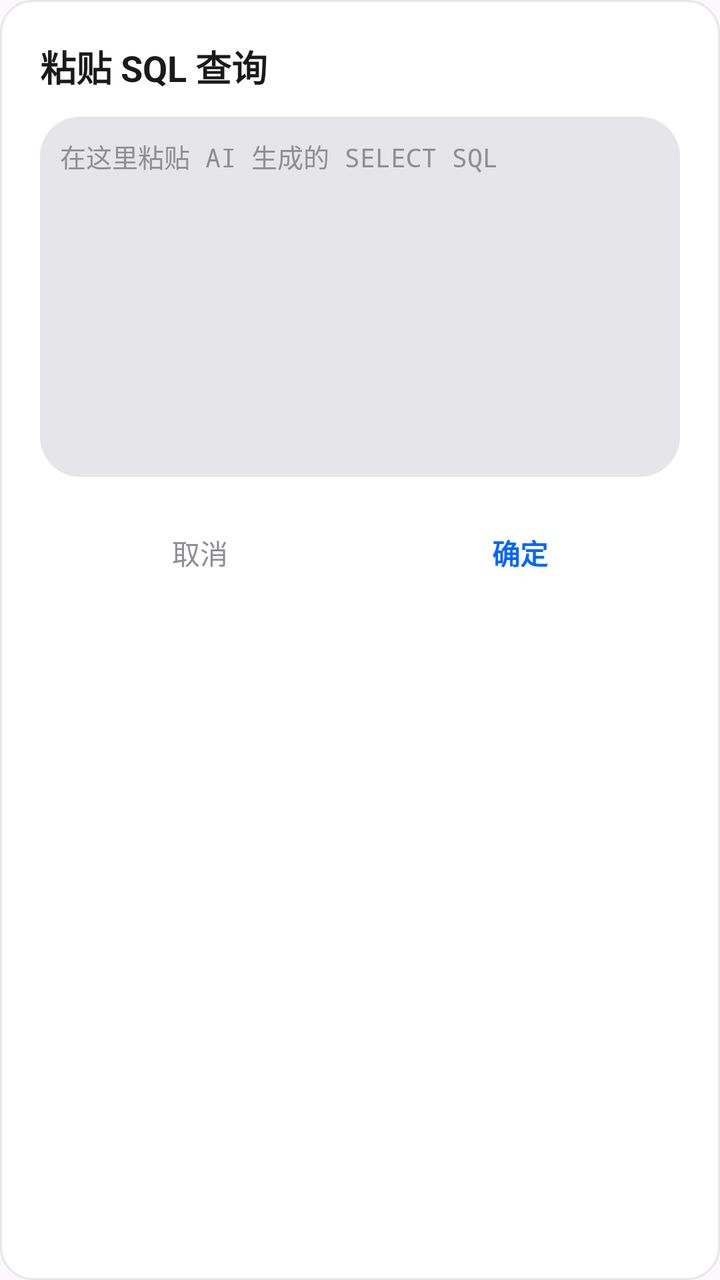
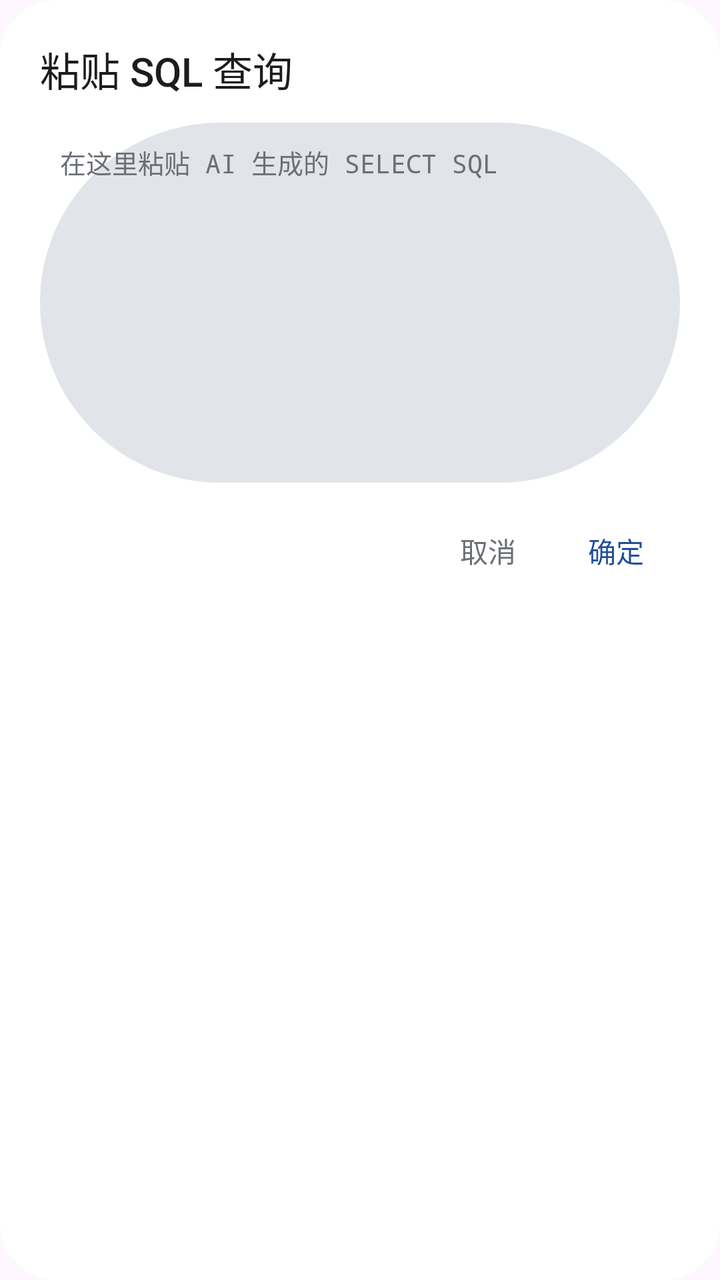

Screens rendered from an Android XML layout before and after an edit, with the pre-edit source and the edit as a unified diff.
<!-- AndroidManifest.xml: application theme Theme.TransitU -->
<!-- res/layout/dialog_sql_input.xml -->
<?xml version="1.0" encoding="utf-8"?>
<LinearLayout xmlns:android="http://schemas.android.com/apk/res/android"
    android:id="@+id/dialogSqlContent"
    android:layout_width="match_parent"
    android:layout_height="wrap_content"
    android:orientation="vertical"
    android:padding="20dp"
    android:background="@drawable/bg_content_card">

    <TextView
        android:id="@+id/dialogSqlTitle"
        android:layout_width="match_parent"
        android:layout_height="wrap_content"
        android:text="粘贴 SQL 查询"
        android:textColor="#1A1A1A"
        android:textSize="18sp"
        android:textStyle="bold"
        android:layout_marginBottom="12dp" />

    <EditText
        android:id="@+id/dialogSqlInput"
        android:layout_width="match_parent"
        android:layout_height="180dp"
        android:minHeight="140dp"
        android:gravity="top|start"
        android:hint="在这里粘贴 AI 生成的 SELECT SQL"
        android:inputType="textMultiLine|textNoSuggestions"
        android:scrollbars="vertical"
        android:textColor="#1A1A1A"
        android:textColorHint="#8E8E93"
        android:textSize="13sp"
        android:fontFamily="monospace"
        android:padding="10dp"
        android:background="@drawable/bg_chip_default" />

    <LinearLayout
        android:layout_width="match_parent"
        android:layout_height="wrap_content"
        android:orientation="horizontal"
        android:gravity="center_vertical"
        android:layout_marginTop="14dp">

        <TextView
            android:id="@+id/dialogSqlCancel"
            android:layout_width="0dp"
            android:layout_height="48dp"
            android:layout_weight="1"
            android:gravity="center"
            android:text="取消"
            android:textColor="#8E8E93"
            android:textSize="14sp"
            android:clickable="true"
            android:focusable="true" />

        <TextView
            android:id="@+id/dialogSqlConfirm"
            android:layout_width="0dp"
            android:layout_height="48dp"
            android:layout_weight="1"
            android:gravity="center"
            android:text="确定"
            android:textColor="#0066FF"
            android:textSize="14sp"
            android:textStyle="bold"
            android:clickable="true"
            android:focusable="true" />
    </LinearLayout>
</LinearLayout>
<!-- resources referenced by this layout -->
<resources>
  <!-- drawable bg_chip_default (drawable) -->
  <?xml version="1.0" encoding="utf-8"?>
  <shape xmlns:android="http://schemas.android.com/apk/res/android">
      <solid android:color="#E5E5EA" />
      <corners android:radius="20dp" />
  </shape>
  <!-- drawable bg_content_card (drawable) -->
  <?xml version="1.0" encoding="utf-8"?>
  <shape xmlns:android="http://schemas.android.com/apk/res/android">
      <solid android:color="#FFFFFF" />
      <corners android:radius="16dp" />
      <stroke android:width="1dp" android:color="#E5E5EA" />
  </shape>
  <style name="Theme.TransitU" parent="Theme.Material3.DayNight.NoActionBar">
          
          <item name="android:textSelectHandle">@drawable/tu_text_select_handle_middle</item>
          <item name="android:textSelectHandleLeft">@drawable/tu_text_select_handle_left</item>
          <item name="android:textSelectHandleRight">@drawable/tu_text_select_handle_right</item>
  
          
          <item name="android:textColorHighlight">@color/m3_highlighted_text</item>
      </style>
  <!-- drawable tu_text_select_handle_middle (drawable) -->
  <?xml version="1.0" encoding="utf-8"?>
  <bitmap xmlns:android="http://schemas.android.com/apk/res/android"
      android:src="@drawable/abc_text_select_handle_middle_mtrl"
      android:tint="?attr/colorPrimary"
      android:tintMode="src_in" />
  <!-- drawable tu_text_select_handle_left (drawable) -->
  <?xml version="1.0" encoding="utf-8"?>
  <bitmap xmlns:android="http://schemas.android.com/apk/res/android"
      android:src="@drawable/abc_text_select_handle_left_mtrl"
      android:tint="?attr/colorPrimary"
      android:tintMode="src_in" />
  <!-- drawable tu_text_select_handle_right (drawable) -->
  <?xml version="1.0" encoding="utf-8"?>
  <bitmap xmlns:android="http://schemas.android.com/apk/res/android"
      android:src="@drawable/abc_text_select_handle_right_mtrl"
      android:tint="?attr/colorPrimary"
      android:tintMode="src_in" />
</resources>

<!-- the commit's change to res/layout/dialog_sql_input.xml (unified diff, before → after) -->
@@ -5,17 +5,17 @@
     android:layout_height="wrap_content"
     android:orientation="vertical"
     android:padding="20dp"
-    android:background="@drawable/bg_content_card">
+    android:background="@drawable/bg_dialog">
 
     <TextView
         android:id="@+id/dialogSqlTitle"
         android:layout_width="match_parent"
         android:layout_height="wrap_content"
         android:text="粘贴 SQL 查询"
-        android:textColor="#1A1A1A"
-        android:textSize="18sp"
-        android:textStyle="bold"
-        android:layout_marginBottom="12dp" />
+        android:textColor="@color/ink"
+        android:textSize="20sp"
+        android:layout_marginBottom="12dp"
+        android:fontFamily="sans-serif-medium" />
 
     <EditText
         android:id="@+id/dialogSqlInput"
@@ -26,8 +26,8 @@
         android:hint="在这里粘贴 AI 生成的 SELECT SQL"
         android:inputType="textMultiLine|textNoSuggestions"
         android:scrollbars="vertical"
-        android:textColor="#1A1A1A"
-        android:textColorHint="#8E8E93"
+        android:textColor="@color/ink"
+        android:textColorHint="@color/ink_3"
         android:textSize="13sp"
         android:fontFamily="monospace"
         android:padding="10dp"
@@ -37,32 +37,39 @@
         android:layout_width="match_parent"
         android:layout_height="wrap_content"
         android:orientation="horizontal"
-        android:gravity="center_vertical"
+        android:gravity="end|center_vertical"
         android:layout_marginTop="14dp">
 
         <TextView
             android:id="@+id/dialogSqlCancel"
-            android:layout_width="0dp"
-            android:layout_height="48dp"
-            android:layout_weight="1"
+            android:layout_width="wrap_content"
+            android:layout_height="40dp"
             android:gravity="center"
             android:text="取消"
-            android:textColor="#8E8E93"
+            android:textColor="@color/ink_3"
             android:textSize="14sp"
             android:clickable="true"
-            android:focusable="true" />
+            android:focusable="true"
+            android:minWidth="64dp"
+            android:paddingStart="12dp"
+            android:paddingEnd="12dp"
+            android:fontFamily="sans-serif-medium"
+            android:background="@drawable/bg_text_button" />
 
         <TextView
             android:id="@+id/dialogSqlConfirm"
-            android:layout_width="0dp"
-            android:layout_height="48dp"
-            android:layout_weight="1"
+            android:layout_width="wrap_content"
+            android:layout_height="40dp"
             android:gravity="center"
             android:text="确定"
-            android:textColor="#0066FF"
+            android:textColor="@color/accent"
             android:textSize="14sp"
-            android:textStyle="bold"
             android:clickable="true"
-            android:focusable="true" />
+            android:focusable="true"
+            android:minWidth="64dp"
+            android:paddingStart="12dp"
+            android:paddingEnd="12dp"
+            android:fontFamily="sans-serif-medium"
+            android:background="@drawable/bg_text_button" />
     </LinearLayout>
 </LinearLayout>
<!-- resource entries referenced after the edit -->
@@ -1,18 +1,31 @@
 <!-- resources referenced by this layout -->
 <resources>
+  <color name="accent">#1F4E9C</color>
+  <color name="ink">#1B1C1E</color>
+  <color name="ink_3">#6B6F76</color>
   <!-- drawable bg_chip_default (drawable) -->
   <?xml version="1.0" encoding="utf-8"?>
   <shape xmlns:android="http://schemas.android.com/apk/res/android">
-      <solid android:color="#E5E5EA" />
-      <corners android:radius="20dp" />
+      <solid android:color="@color/line" />
+      <corners android:radius="999dp" />
   </shape>
-  <!-- drawable bg_content_card (drawable) -->
+  <!-- drawable bg_dialog (drawable) -->
   <?xml version="1.0" encoding="utf-8"?>
   <shape xmlns:android="http://schemas.android.com/apk/res/android">
-      <solid android:color="#FFFFFF" />
-      <corners android:radius="16dp" />
-      <stroke android:width="1dp" android:color="#E5E5EA" />
+      <solid android:color="@color/surface" />
+      <corners android:radius="28dp" />
   </shape>
+  <!-- drawable bg_text_button (drawable) -->
+  <?xml version="1.0" encoding="utf-8"?>
+  <ripple xmlns:android="http://schemas.android.com/apk/res/android"
+      android:color="#1F1B1C1E">
+      <item android:id="@android:id/mask">
+          <shape>
+              <solid android:color="@android:color/white" />
+              <corners android:radius="999dp" />
+          </shape>
+      </item>
+  </ripple>
   <style name="Theme.TransitU" parent="Theme.Material3.DayNight.NoActionBar">
           
           <item name="android:textSelectHandle">@drawable/tu_text_select_handle_middle</item>
@@ -22,6 +35,8 @@
           
           <item name="android:textColorHighlight">@color/m3_highlighted_text</item>
       </style>
+  <color name="line">#E1E4E8</color>
+  <color name="surface">#FFFFFF</color>
   <!-- drawable tu_text_select_handle_middle (drawable) -->
   <?xml version="1.0" encoding="utf-8"?>
   <bitmap xmlns:android="http://schemas.android.com/apk/res/android"
